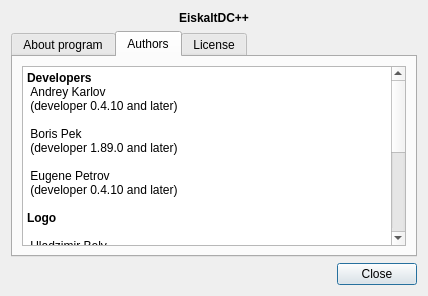
Above: eiskaltdcpp/ui/UIAbout.ui from eiskaltdcpp/eiskaltdcpp before the change. Below: the same form after it.
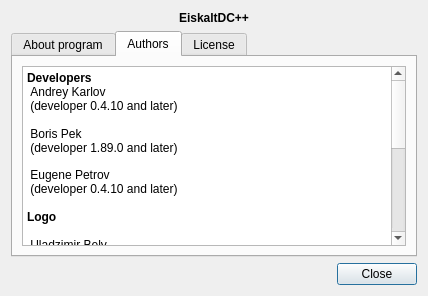
That is the form after the change. The open tabs and pages were chosen to show the change.

Commit message: Added Belarusian translation.

What changed in the file:
```diff
--- a/eiskaltdcpp/ui/UIAbout.ui
+++ b/eiskaltdcpp/ui/UIAbout.ui
@@ -73,14 +73,14 @@
           <string>&lt;!DOCTYPE HTML PUBLIC &quot;-//W3C//DTD HTML 4.0//EN&quot; &quot;http://www.w3.org/TR/REC-html40/strict.dtd&quot;&gt;
 &lt;html&gt;&lt;head&gt;&lt;meta name=&quot;qrichtext&quot; content=&quot;1&quot; /&gt;&lt;style type=&quot;text/css&quot;&gt;
 p, li { white-space: pre-wrap; }
-&lt;/style&gt;&lt;/head&gt;&lt;body style=&quot; font-family:'DejaVu Sans'; font-size:9pt; font-weight:400; font-style:normal;&quot;&gt;
-&lt;p style=&quot; margin-top:0px; margin-bottom:0px; margin-left:0px; margin-right:0px; -qt-block-indent:0; text-indent:0px;&quot;&gt;&lt;span style=&quot; font-weight:600;&quot;&gt;Developers&lt;/span&gt;&lt;/p&gt;
-&lt;p style=&quot; margin-top:0px; margin-bottom:0px; margin-left:0px; margin-right:0px; -qt-block-indent:0; text-indent:0px;&quot;&gt;&lt;span style=&quot; font-weight:600;&quot;&gt; &lt;/span&gt;Andrey Karlov&lt;/p&gt;
-&lt;p style=&quot; margin-top:0px; margin-bottom:0px; margin-left:0px; margin-right:0px; -qt-block-indent:0; text-indent:0px;&quot;&gt; (developer 0.4.10 and later)&lt;/p&gt;
-&lt;p style=&quot;-qt-paragraph-type:empty; margin-top:0px; margin-bottom:0px; margin-left:0px; margin-right:0px; -qt-block-indent:0; text-indent:0px;&quot;&gt;&lt;/p&gt;
-&lt;p style=&quot; margin-top:0px; margin-bottom:0px; margin-left:0px; margin-right:0px; -qt-block-indent:0; text-indent:0px;&quot;&gt; Boris Pek&lt;br /&gt; (developer 1.89.0 and later)&lt;br /&gt;&lt;/p&gt;
-&lt;p style=&quot; margin-top:0px; margin-bottom:0px; margin-left:0px; margin-right:0px; -qt-block-indent:0; text-indent:0px;&quot;&gt; Eugene Petrov&lt;br /&gt; (developer 0.4.10 and later)&lt;br /&gt;&lt;br /&gt;&lt;span style=&quot; font-weight:600;&quot;&gt;Logo&lt;/span&gt;&lt;br /&gt;&lt;br /&gt; Uladzimir Bely&lt;br /&gt; (version 0.4.10 and later)&lt;br /&gt;&lt;br /&gt;&lt;span style=&quot; font-weight:600;&quot;&gt;Splash Screen Logo&lt;/span&gt;&lt;br /&gt;&lt;br /&gt; Uladzimir Bely&lt;br /&gt;&lt;br /&gt;&lt;span style=&quot; font-weight:600;&quot;&gt;Translators&lt;/span&gt;&lt;br /&gt;&lt;/p&gt;
-&lt;p style=&quot; margin-top:0px; margin-bottom:0px; margin-left:0px; margin-right:0px; -qt-block-indent:0; text-indent:0px;&quot;&gt; &lt;span style=&quot; text-decoration: underline;&quot;&gt;Russian translation&lt;/span&gt;&lt;br /&gt;&lt;br /&gt; Uladzimir Bely (for 0.4.10 and later)&lt;br /&gt;&lt;br /&gt;&lt;/p&gt;&lt;/body&gt;&lt;/html&gt;</string>
+&lt;/style&gt;&lt;/head&gt;&lt;body style=&quot; font-family:'DejaVu Sans'; font-size:8pt; font-weight:400; font-style:normal;&quot;&gt;
+&lt;p style=&quot; margin-top:0px; margin-bottom:0px; margin-left:0px; margin-right:0px; -qt-block-indent:0; text-indent:0px;&quot;&gt;&lt;span style=&quot; font-size:9pt; font-weight:600;&quot;&gt;Developers&lt;/span&gt;&lt;/p&gt;
+&lt;p style=&quot; margin-top:0px; margin-bottom:0px; margin-left:0px; margin-right:0px; -qt-block-indent:0; text-indent:0px;&quot;&gt;&lt;span style=&quot; font-size:9pt; font-weight:600;&quot;&gt; &lt;/span&gt;&lt;span style=&quot; font-size:9pt;&quot;&gt;Andrey Karlov&lt;/span&gt;&lt;/p&gt;
+&lt;p style=&quot; margin-top:0px; margin-bottom:0px; margin-left:0px; margin-right:0px; -qt-block-indent:0; text-indent:0px;&quot;&gt;&lt;span style=&quot; font-size:9pt;&quot;&gt; (developer 0.4.10 and later)&lt;/span&gt;&lt;/p&gt;
+&lt;p style=&quot;-qt-paragraph-type:empty; margin-top:0px; margin-bottom:0px; margin-left:0px; margin-right:0px; -qt-block-indent:0; text-indent:0px; font-size:9pt;&quot;&gt;&lt;/p&gt;
+&lt;p style=&quot; margin-top:0px; margin-bottom:0px; margin-left:0px; margin-right:0px; -qt-block-indent:0; text-indent:0px;&quot;&gt;&lt;span style=&quot; font-size:9pt;&quot;&gt; Boris Pek&lt;br /&gt; (developer 1.89.0 and later)&lt;br /&gt;&lt;/span&gt;&lt;/p&gt;
+&lt;p style=&quot; margin-top:0px; margin-bottom:0px; margin-left:0px; margin-right:0px; -qt-block-indent:0; text-indent:0px;&quot;&gt;&lt;span style=&quot; font-size:9pt;&quot;&gt; Eugene Petrov&lt;br /&gt; (developer 0.4.10 and later)&lt;br /&gt;&lt;br /&gt;&lt;/span&gt;&lt;span style=&quot; font-size:9pt; font-weight:600;&quot;&gt;Logo&lt;/span&gt;&lt;span style=&quot; font-size:9pt;&quot;&gt;&lt;br /&gt;&lt;br /&gt; Uladzimir Bely&lt;br /&gt; (version 0.4.10 and later)&lt;br /&gt;&lt;br /&gt;&lt;/span&gt;&lt;span style=&quot; font-size:9pt; font-weight:600;&quot;&gt;Splash Screen Logo&lt;/span&gt;&lt;span style=&quot; font-size:9pt;&quot;&gt;&lt;br /&gt;&lt;br /&gt; Uladzimir Bely&lt;br /&gt;&lt;br /&gt;&lt;/span&gt;&lt;span style=&quot; font-size:9pt; font-weight:600;&quot;&gt;Translators&lt;/span&gt;&lt;span style=&quot; font-size:9pt;&quot;&gt;&lt;br /&gt;&lt;/span&gt;&lt;/p&gt;
+&lt;p style=&quot; margin-top:0px; margin-bottom:0px; margin-left:0px; margin-right:0px; -qt-block-indent:0; text-indent:0px;&quot;&gt;&lt;span style=&quot; font-size:9pt;&quot;&gt; &lt;/span&gt;&lt;span style=&quot; font-size:9pt; text-decoration: underline;&quot;&gt;Russian translation&lt;/span&gt;&lt;span style=&quot; font-size:9pt;&quot;&gt;&lt;br /&gt;&lt;br /&gt; Uladzimir Bely (for 0.4.10 and later)&lt;br /&gt;&lt;br /&gt; &lt;/span&gt;&lt;span style=&quot; font-size:9pt; text-decoration: underline;&quot;&gt;Belarusian translation&lt;/span&gt;&lt;span style=&quot; font-size:9pt;&quot;&gt;&lt;br /&gt;&lt;br /&gt; Paval Shalamitski aka Klyok (for 1.0.40 and later)&lt;/span&gt;&lt;/p&gt;&lt;/body&gt;&lt;/html&gt;</string>
          </property>
         </widget>
        </item>
```
Left out of the diff: 18 changed lines with no effect on the pictures. The commit also changes 5 other files.
